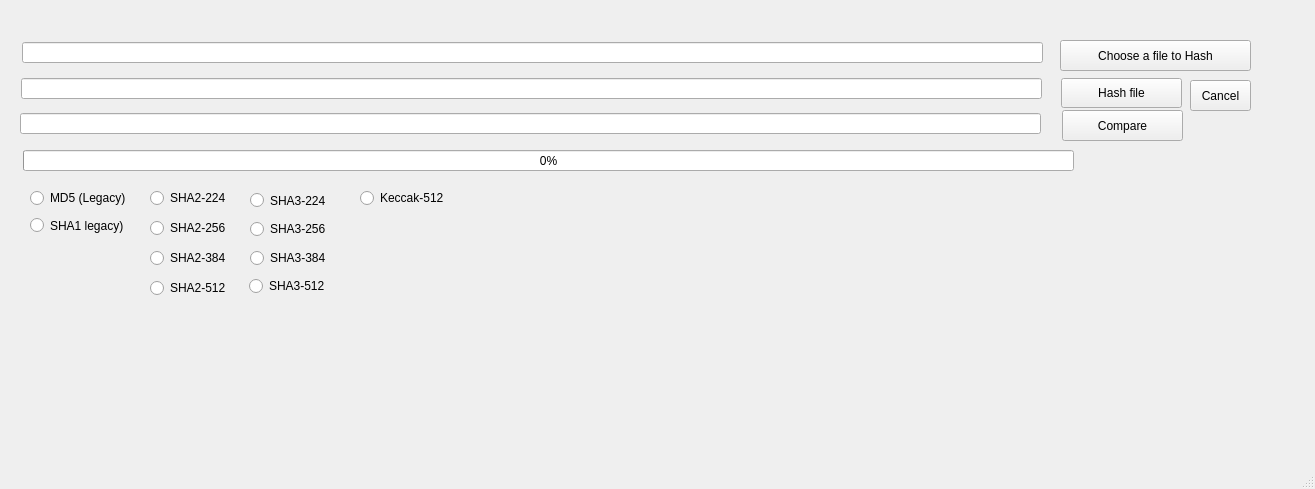
Old version of the form mainwindow.ui in the repository eanyx/hash-calculator-qt6.
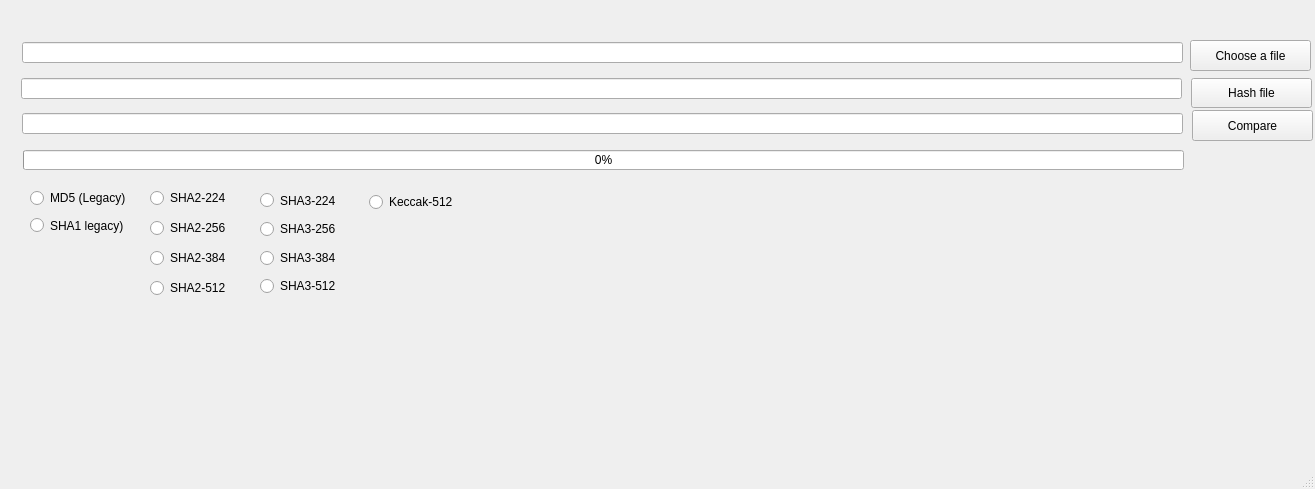
New version of the form.

Diff of the .ui file:
```diff
--- a/mainwindow.ui
+++ b/mainwindow.ui
@@ -32,8 +32,8 @@
      <rect>
       <x>23</x>
       <y>150</y>
-      <width>1051</width>
-      <height>21</height>
+      <width>1161</width>
+      <height>20</height>
      </rect>
     </property>
     <property name="value">
@@ -43,7 +43,7 @@
    <widget class="QPushButton" name="filehashButton">
     <property name="geometry">
      <rect>
-      <x>1061</x>
+      <x>1191</x>
       <y>78</y>
       <width>121</width>
       <height>30</height>
@@ -58,7 +58,7 @@
      <rect>
       <x>21</x>
       <y>78</y>
-      <width>1021</width>
+      <width>1161</width>
       <height>21</height>
      </rect>
     </property>
@@ -68,7 +68,7 @@
      <rect>
       <x>22</x>
       <y>42</y>
-      <width>1021</width>
+      <width>1161</width>
       <height>21</height>
      </rect>
     </property>
@@ -76,22 +76,22 @@
    <widget class="QPushButton" name="filePushButton">
     <property name="geometry">
      <rect>
-      <x>1060</x>
+      <x>1190</x>
       <y>40</y>
-      <width>191</width>
+      <width>121</width>
       <height>31</height>
      </rect>
     </property>
     <property name="text">
-     <string>Choose a file to Hash</string>
+     <string>Choose a file</string>
     </property>
    </widget>
    <widget class="QLineEdit" name="onComparelineEdit">
     <property name="geometry">
      <rect>
-      <x>20</x>
+      <x>22</x>
       <y>113</y>
-      <width>1021</width>
+      <width>1161</width>
       <height>21</height>
      </rect>
     </property>
@@ -99,7 +99,7 @@
    <widget class="QPushButton" name="onComparePushButton">
     <property name="geometry">
      <rect>
-      <x>1062</x>
+      <x>1192</x>
       <y>110</y>
       <width>121</width>
       <height>31</height>
@@ -112,7 +112,7 @@
    <widget class="QPushButton" name="cancelButton">
     <property name="geometry">
      <rect>
-      <x>1190</x>
+      <x>1320</x>
       <y>80</y>
       <width>61</width>
       <height>31</height>
@@ -140,7 +140,7 @@
      <rect>
       <x>150</x>
       <y>190</y>
-      <width>81</width>
+      <width>91</width>
       <height>16</height>
      </rect>
     </property>
@@ -153,7 +153,7 @@
      <rect>
       <x>150</x>
       <y>220</y>
-      <width>81</width>
+      <width>91</width>
       <height>16</height>
      </rect>
     </property>
@@ -166,7 +166,7 @@
      <rect>
       <x>150</x>
       <y>250</y>
-      <width>81</width>
+      <width>91</width>
       <height>16</height>
      </rect>
     </property>
@@ -179,7 +179,7 @@
      <rect>
       <x>150</x>
       <y>280</y>
-      <width>81</width>
+      <width>91</width>
       <height>16</height>
      </rect>
     </property>
@@ -190,9 +190,9 @@
    <widget class="QRadioButton" name="sha3_224RadioButton">
     <property name="geometry">
      <rect>
-      <x>250</x>
+      <x>260</x>
       <y>190</y>
-      <width>81</width>
+      <width>91</width>
       <height>21</height>
      </rect>
     </property>
@@ -203,9 +203,9 @@
    <widget class="QRadioButton" name="sha3_256RadioButton">
     <property name="geometry">
      <rect>
-      <x>250</x>
+      <x>260</x>
       <y>221</y>
-      <width>81</width>
+      <width>91</width>
       <height>16</height>
      </rect>
     </property>
@@ -216,9 +216,9 @@
    <widget class="QRadioButton" name="sha3_384RadioButton">
     <property name="geometry">
      <rect>
-      <x>250</x>
+      <x>260</x>
       <y>250</y>
-      <width>81</width>
+      <width>91</width>
       <height>16</height>
      </rect>
     </property>
@@ -229,9 +229,9 @@
    <widget class="QRadioButton" name="sha3_512RadioButton">
     <property name="geometry">
      <rect>
-      <x>249</x>
+      <x>260</x>
       <y>276</y>
-      <width>81</width>
+      <width>91</width>
       <height>20</height>
      </rect>
     </property>
@@ -242,9 +242,9 @@
    <widget class="QRadioButton" name="keccak512_RadioButton">
     <property name="geometry">
      <rect>
-      <x>360</x>
-      <y>190</y>
-      <width>91</width>
+      <x>369</x>
+      <y>194</y>
+      <width>101</width>
       <height>16</height>
      </rect>
     </property>
```
Left out of the diff: 2 changed lines with no effect on the pictures.
